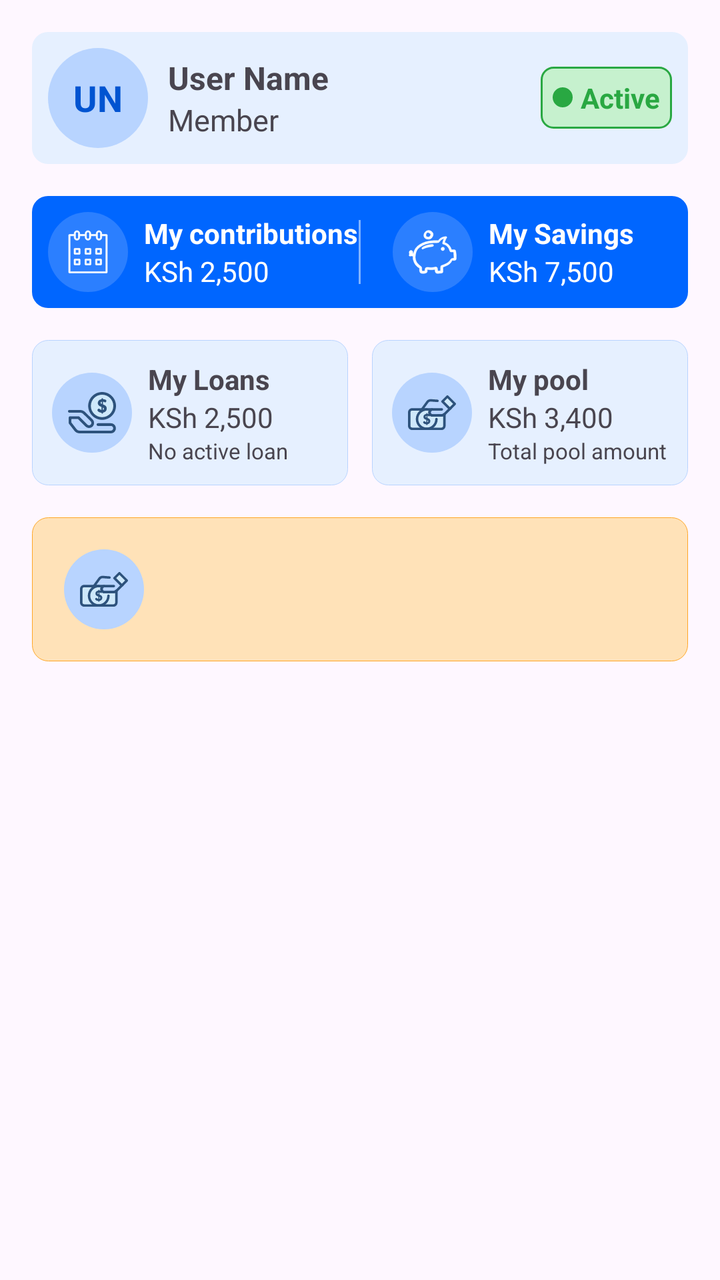
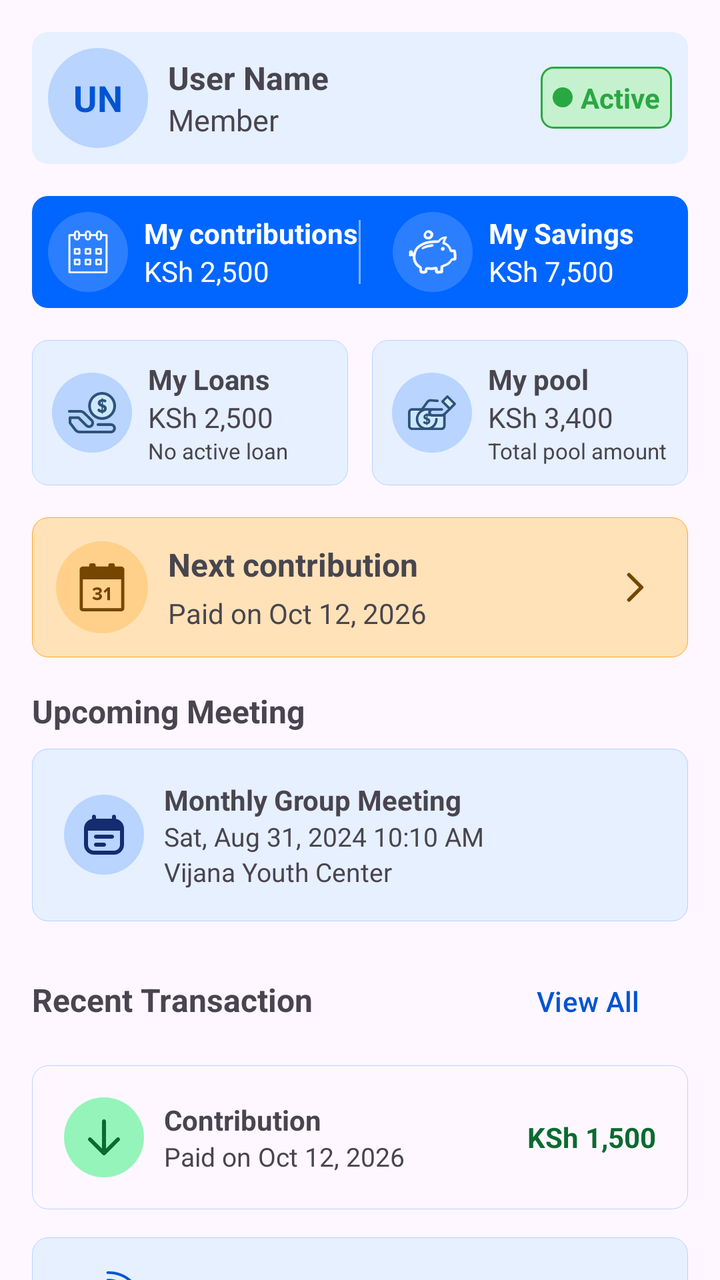

Compare the two renders of this Android layout. The source of the first and the diff that turns it into the second are given below.
<!-- AndroidManifest.xml: application theme Theme.ChamaHub -->
<!-- res/layout/activity_main.xml -->
<?xml version="1.0" encoding="utf-8"?>
<androidx.constraintlayout.widget.ConstraintLayout
    xmlns:android="http://schemas.android.com/apk/res/android"
    xmlns:app="http://schemas.android.com/apk/res-auto"
    xmlns:tools="http://schemas.android.com/tools"
    android:id="@+id/main"
    android:layout_width="match_parent"
    android:layout_height="match_parent"
    tools:context=".MainActivity">

    <LinearLayout
        android:id="@+id/header"
        android:layout_width="0dp"
        android:layout_height="wrap_content"
        android:orientation="horizontal"
        android:gravity="center_vertical"
        android:layout_margin="16dp"
        android:padding="8dp"
        android:background="@drawable/header_border"
        android:baselineAligned="false"
        app:layout_constraintTop_toTopOf="parent"
        app:layout_constraintBottom_toTopOf="@id/banner"
        app:layout_constraintStart_toStartOf="parent"
        app:layout_constraintEnd_toEndOf="parent">

        <LinearLayout
            android:id="@+id/name_icon"
            android:layout_width="50dp"
            android:layout_height="50dp"
            android:orientation="vertical"
            android:background="@drawable/name_badge"
            android:gravity="center">

            <TextView
                android:id="@+id/name_initials"
                android:layout_width="wrap_content"
                android:layout_height="wrap_content"
                android:text="@string/initials"
                android:textStyle="bold"
                android:textSize="18sp"
                android:textColor="@color/initials" />

        </LinearLayout>
        <LinearLayout
            android:id="@+id/identity"
            android:layout_width="0dp"
            android:layout_height="wrap_content"
            android:layout_weight="1"
            android:orientation="vertical"
            android:layout_marginStart="10dp">

            <TextView
                android:id="@+id/name"
                android:layout_width="wrap_content"
                android:layout_height="wrap_content"
                android:text="@string/username"
                android:textStyle="bold"
                android:textSize="16sp" />

            <TextView
                android:id="@+id/position"
                android:layout_width="wrap_content"
                android:layout_height="wrap_content"
                android:text="@string/member"
                android:textSize="15sp" />

        </LinearLayout>
        <LinearLayout
            android:id="@+id/active_inactive"
            android:layout_width="wrap_content"
            android:layout_height="wrap_content"
            android:background="@drawable/active"
            android:orientation="horizontal"
            android:gravity="center"
            android:padding="6dp">

            <LinearLayout
                android:id="@+id/status_badge"
                android:layout_width="10dp"
                android:layout_height="10dp"
                android:background="@drawable/status"
                android:orientation="horizontal"/>

            <TextView
                android:id="@+id/status"
                android:layout_width="wrap_content"
                android:layout_height="wrap_content"
                android:layout_marginStart="4dp"
                android:text="@string/active"
                android:textColor="@color/active_border"
                android:textStyle="bold" />

        </LinearLayout>

    </LinearLayout>

    <LinearLayout
        android:id="@+id/banner"
        android:layout_width="0dp"
        android:layout_height="wrap_content"
        android:orientation="horizontal"
        android:gravity="center_vertical"
        android:layout_margin="16dp"
        android:padding="8dp"
        android:background="@drawable/banner"
        app:layout_constraintTop_toBottomOf="@id/header"
        app:layout_constraintStart_toStartOf="parent"
        app:layout_constraintEnd_toEndOf="parent">

        <LinearLayout
            android:id="@+id/my_contributions"
            android:layout_width="0dp"
            android:layout_height="wrap_content"
            android:layout_weight="1"
            android:orientation="horizontal"
            android:gravity="center_vertical|start">

            <LinearLayout
                android:layout_width="40dp"
                android:layout_height="40dp"
                android:orientation="horizontal"
                android:gravity="center"
                android:background="@drawable/icon">

                <ImageView
                    android:layout_width="24dp"
                    android:layout_height="24dp"
                    android:src="@drawable/calender" />
            </LinearLayout>

            <LinearLayout
                android:layout_width="wrap_content"
                android:layout_height="wrap_content"
                android:layout_marginStart="8dp"
                android:orientation="vertical">

                <TextView
                    android:layout_width="wrap_content"
                    android:layout_height="wrap_content"
                    android:text="@string/my_contribution"
                    android:textColor="#FFFFFF"
                    android:textStyle="bold" />

                <TextView
                    android:id="@+id/contributions"
                    android:layout_width="wrap_content"
                    android:layout_height="wrap_content"
                    android:text="@string/amount"
                    android:textColor="#FFFFFF" />
            </LinearLayout>
        </LinearLayout>

        <View
            android:layout_width="1dp"
            android:layout_height="match_parent"
            android:layout_marginVertical="4dp"
            android:background="#80FFFFFF" />

        <LinearLayout
            android:id="@+id/my_savings"
            android:layout_width="0dp"
            android:layout_height="wrap_content"
            android:layout_weight="1"
            android:orientation="horizontal"
            android:gravity="center_vertical|start"
            android:paddingStart="16dp"
            android:paddingEnd="16dp">

            <LinearLayout
                android:layout_width="40dp"
                android:layout_height="40dp"
                android:orientation="horizontal"
                android:gravity="center"
                android:background="@drawable/icon">

                <ImageView
                    android:layout_width="24dp"
                    android:layout_height="24dp"
                    android:src="@drawable/savings" />
            </LinearLayout>

            <LinearLayout
                android:layout_width="wrap_content"
                android:layout_height="wrap_content"
                android:layout_marginStart="8dp"
                android:orientation="vertical">

                <TextView
                    android:layout_width="wrap_content"
                    android:layout_height="wrap_content"
                    android:text="@string/my_saving"
                    android:textColor="#FFFFFF"
                    android:textStyle="bold" />

                <TextView
                    android:id="@+id/savings"
                    android:layout_width="wrap_content"
                    android:layout_height="wrap_content"
                    android:text="@string/savings_amount"
                    android:textColor="#FFFFFF" />
            </LinearLayout>
        </LinearLayout>

    </LinearLayout>

    <LinearLayout
        android:id="@+id/banner_1"
        android:layout_width="0dp"
        android:layout_height="wrap_content"
        android:orientation="horizontal"
        android:gravity="center_vertical"
        android:layout_marginStart="16dp"
        android:layout_marginEnd="16dp"
        android:layout_marginTop="16dp"
        android:weightSum="2"
        app:layout_constraintStart_toStartOf="parent"
        app:layout_constraintEnd_toEndOf="parent"
        app:layout_constraintTop_toBottomOf="@id/banner">

        <LinearLayout
            android:id="@+id/savings_card"
            android:layout_width="0dp"
            android:layout_height="wrap_content"
            android:layout_weight="1"
            android:orientation="horizontal"
            android:gravity="center_vertical"
            android:background="@drawable/background"
            android:padding="10dp"
            android:layout_marginEnd="6dp">

            <FrameLayout
                android:layout_width="40dp"
                android:layout_height="40dp"
                android:background="@drawable/banner_icon">

                <ImageView
                    android:layout_width="24dp"
                    android:layout_height="24dp"
                    android:layout_gravity="center"
                    android:src="@drawable/loan"
                    android:contentDescription="Savings icon" />

            </FrameLayout>

            <LinearLayout
                android:layout_width="0dp"
                android:layout_height="wrap_content"
                android:layout_weight="1"
                android:orientation="vertical"
                android:gravity="center_vertical"
                android:paddingStart="8dp">

                <TextView
                    android:layout_width="match_parent"
                    android:layout_height="wrap_content"
                    android:text="@string/my_loans"
                    android:textStyle="bold"
                    android:textSize="14sp"
                    android:maxLines="1"
                    android:ellipsize="end" />

                <TextView
                    android:id="@+id/loan_amount"
                    android:layout_width="match_parent"
                    android:layout_height="wrap_content"
                    android:text="@string/loan_amount"
                    android:textSize="14sp"
                    android:maxLines="1"
                    android:ellipsize="end" />

                <TextView
                    android:layout_width="match_parent"
                    android:layout_height="wrap_content"
                    android:text="@string/loan_desc"
                    android:textSize="11sp"
                    android:maxLines="2"
                    android:ellipsize="end" />

            </LinearLayout>

        </LinearLayout>

        <LinearLayout
            android:id="@+id/welfare_card"
            android:layout_width="0dp"
            android:layout_height="wrap_content"
            android:layout_weight="1"
            android:orientation="horizontal"
            android:gravity="center_vertical"
            android:background="@drawable/background"
            android:padding="10dp"
            android:layout_marginStart="6dp">

            <FrameLayout
                android:layout_width="40dp"
                android:layout_height="40dp"
                android:background="@drawable/banner_icon">

                <ImageView
                    android:layout_width="24dp"
                    android:layout_height="24dp"
                    android:layout_gravity="center"
                    android:src="@drawable/pool"
                    android:contentDescription="Welfare icon" />

            </FrameLayout>

            <LinearLayout
                android:layout_width="0dp"
                android:layout_height="wrap_content"
                android:layout_weight="1"
                android:orientation="vertical"
                android:gravity="center_vertical"
                android:paddingStart="8dp">

                <TextView
                    android:layout_width="match_parent"
                    android:layout_height="wrap_content"
                    android:text="@string/my_pool"
                    android:textStyle="bold"
                    android:textSize="14sp"
                    android:maxLines="1"
                    android:ellipsize="end" />

                <TextView
                    android:id="@+id/welfare_amount"
                    android:layout_width="match_parent"
                    android:layout_height="wrap_content"
                    android:text="@string/pool_amount"
                    android:textSize="14sp"
                    android:maxLines="1"
                    android:ellipsize="end" />

                <TextView
                    android:layout_width="match_parent"
                    android:layout_height="wrap_content"
                    android:text="@string/pool_desc"
                    android:textSize="11sp"
                    android:maxLines="2"
                    android:ellipsize="end" />

            </LinearLayout>

        </LinearLayout>

    </LinearLayout>

    <LinearLayout
        android:id="@+id/banner_2"
        android:layout_width="0dp"
        android:layout_height="wrap_content"
        android:orientation="horizontal"
        android:gravity="center_vertical"
        android:layout_marginStart="16dp"
        android:layout_marginEnd="16dp"
        android:layout_marginTop="16dp"
        android:weightSum="2"
        android:background="@drawable/background_1"
        app:layout_constraintStart_toStartOf="parent"
        app:layout_constraintEnd_toEndOf="parent"
        app:layout_constraintTop_toBottomOf="@id/banner_1">

        <FrameLayout
            android:layout_width="40dp"
            android:layout_height="40dp"
            android:background="@drawable/banner_icon">

            <ImageView
                android:layout_width="24dp"
                android:layout_height="24dp"
                android:layout_gravity="center"
                android:src="@drawable/pool"
                android:contentDescription="Welfare icon" />

        </FrameLayout>

    </LinearLayout>

</androidx.constraintlayout.widget.ConstraintLayout>
<!-- resources referenced by this layout -->
<resources>
  <!-- drawable banner (drawable) -->
  <?xml version="1.0" encoding="utf-8"?>
  <shape
      xmlns:android="http://schemas.android.com/apk/res/android"
      android:shape="rectangle">
      <solid android:color="#0066FF" />
      <corners android:radius="8dp" />
  </shape>
  <!-- unchanged entries left out for length: 32 -->
</resources>

<!-- the commit's change to res/layout/activity_main.xml (unified diff, before → after) -->
@@ -354,11 +354,92 @@
         android:layout_marginStart="16dp"
         android:layout_marginEnd="16dp"
         android:layout_marginTop="16dp"
-        android:weightSum="2"
+        android:padding="12dp"
         android:background="@drawable/background_1"
         app:layout_constraintStart_toStartOf="parent"
         app:layout_constraintEnd_toEndOf="parent"
         app:layout_constraintTop_toBottomOf="@id/banner_1">
+
+        <FrameLayout
+            android:layout_width="46dp"
+            android:layout_height="46dp"
+            android:background="@drawable/icon_2">
+
+            <ImageView
+                android:layout_width="24dp"
+                android:layout_height="24dp"
+                android:layout_gravity="center"
+                android:src="@drawable/date"
+                android:contentDescription="Welfare icon" />
+
+        </FrameLayout>
+
+        <LinearLayout
+            android:layout_width="0dp"
+            android:layout_height="wrap_content"
+            android:layout_weight="1"
+            android:orientation="vertical"
+            android:layout_marginStart="10dp"
+            android:layout_marginEnd="10dp">
+
+            <TextView
+                android:layout_width="wrap_content"
+                android:layout_height="wrap_content"
+                android:text="@string/next_contribution"
+                android:textSize="16sp"
+                android:textStyle="bold" />
+
+            <TextView
+                android:layout_width="wrap_content"
+                android:layout_height="wrap_content"
+                android:text="@string/contribution_date"
+                android:layout_marginTop="4dp" />
+
+        </LinearLayout>
+
+        <ImageView
+            android:layout_width="30dp"
+            android:layout_height="30dp"
+            android:src="@drawable/right"
+            android:contentDescription="View contribution details" />
+
+    </LinearLayout>
+
+    <LinearLayout
+        android:id="@+id/banner_3"
+        android:layout_width="0dp"
+        android:layout_height="wrap_content"
+        android:layout_marginStart="16dp"
+        android:layout_marginEnd="16dp"
+        android:layout_marginTop="16dp"
+        android:orientation="horizontal"
+        app:layout_constraintStart_toStartOf="parent"
+        app:layout_constraintEnd_toEndOf="parent"
+        app:layout_constraintTop_toBottomOf="@id/banner_2">
+
+        <TextView
+            android:layout_width="wrap_content"
+            android:layout_height="wrap_content"
+            android:text="@string/up_coming"
+            android:textStyle="bold"
+            android:textSize="16sp"/>
+
+    </LinearLayout>
+
+    <LinearLayout
+        android:id="@+id/banner_4"
+        android:layout_width="match_parent"
+        android:layout_height="wrap_content"
+        android:layout_marginStart="16dp"
+        android:layout_marginEnd="16dp"
+        android:layout_marginTop="8dp"
+        android:padding="16dp"
+        android:orientation="horizontal"
+        android:gravity="center_vertical"
+        android:background="@drawable/background"
+        app:layout_constraintStart_toStartOf="parent"
+        app:layout_constraintEnd_toEndOf="parent"
+        app:layout_constraintTop_toBottomOf="@id/banner_3">
 
         <FrameLayout
             android:layout_width="40dp"
@@ -369,11 +450,238 @@
                 android:layout_width="24dp"
                 android:layout_height="24dp"
                 android:layout_gravity="center"
-                android:src="@drawable/pool"
-                android:contentDescription="Welfare icon" />
+                android:src="@drawable/event"
+                android:contentDescription="Savings icon" />
 
         </FrameLayout>
 
+        <LinearLayout
+            android:layout_width="wrap_content"
+            android:layout_height="wrap_content"
+            android:orientation="vertical"
+            android:layout_marginStart="10dp"
+            android:layout_marginEnd="10dp">
+
+            <TextView
+                android:layout_width="wrap_content"
+                android:layout_height="wrap_content"
+                android:text="@string/description_1" />
+
+            <TextView
+                android:layout_width="wrap_content"
+                android:layout_height="wrap_content"
+                android:text="@string/meeting_date"
+                android:textSize="13sp" />
+
+            <TextView
+                android:layout_width="wrap_content"
+                android:layout_height="wrap_content"
+                android:text="@string/location"
+                android:textSize="13sp" />
+
+        </LinearLayout>
+
+    </LinearLayout>
+
+    <LinearLayout
+        android:id="@+id/banner_4"
+        android:layout_width="match_parent"
+        android:layout_height="wrap_content"
+        android:layout_marginStart="16dp"
+        android:layout_marginEnd="16dp"
+        android:layout_marginTop="8dp"
+        android:padding="16dp"
+        android:orientation="horizontal"
+        android:gravity="center_vertical"
+        android:background="@drawable/background"
+        app:layout_constraintStart_toStartOf="parent"
+        app:layout_constraintEnd_toEndOf="parent"
+        app:layout_constraintTop_toBottomOf="@id/banner_3">
+
+        <FrameLayout
+            android:layout_width="40dp"
+            android:layout_height="40dp"
+            android:background="@drawable/banner_icon">
+
+            <ImageView
+                android:layout_width="24dp"
+                android:layout_height="24dp"
+                android:layout_gravity="center"
+                android:src="@drawable/event"
+                android:contentDescription="Savings icon" />
+
+        </FrameLayout>
+
+        <LinearLayout
+            android:layout_width="wrap_content"
+            android:layout_height="wrap_content"
+            android:orientation="vertical"
+            android:layout_marginStart="10dp"
+            android:layout_marginEnd="10dp">
+
+            <TextView
+                android:layout_width="wrap_content"
+                android:layout_height="wrap_content"
+                android:text="@string/description_1"
+                android:textStyle="bold"/>
+
+            <TextView
+                android:layout_width="wrap_content"
+                android:layout_height="wrap_content"
+                android:text="@string/meeting_date"
+                android:textSize="13sp" />
+
+            <TextView
+                android:layout_width="wrap_content"
+                android:layout_height="wrap_content"
+                android:text="@string/location"
+                android:textSize="13sp" />
+
+        </LinearLayout>
+
+    </LinearLayout>
+
+    <LinearLayout
+        android:id="@+id/banner_5"
+        android:layout_width="0dp"
+        android:layout_height="wrap_content"
+        android:layout_marginStart="16dp"
+        android:layout_marginEnd="16dp"
+        android:layout_marginTop="16dp"
+        android:orientation="horizontal"
+        app:layout_constraintStart_toStartOf="parent"
+        app:layout_constraintEnd_toEndOf="parent"
+        app:layout_constraintTop_toBottomOf="@id/banner_4">
+
+        <TextView
+            android:layout_width="wrap_content"
+            android:layout_height="wrap_content"
+            android:text="@string/transactions"
+            android:textStyle="bold"
+            android:textSize="16sp"
+            android:layout_weight="1"/>
+
+        <Button
+            android:id="@+id/view_all"
+            android:layout_width="wrap_content"
+            android:layout_height="wrap_content"
+            android:background="#0000"
+            android:text="@string/view_all"
+            android:textColor="@color/initials"/>
+
+    </LinearLayout>
+
+    <LinearLayout
+        android:id="@+id/banner_6"
+        android:layout_width="0dp"
+        android:layout_height="wrap_content"
+        android:layout_marginStart="16dp"
+        android:layout_marginEnd="16dp"
+        android:layout_marginTop="8dp"
+        android:padding="16dp"
+        android:orientation="horizontal"
+        android:gravity="center_vertical"
+        android:background="@drawable/background_2"
+        app:layout_constraintStart_toStartOf="parent"
+        app:layout_constraintEnd_toEndOf="parent"
+        app:layout_constraintTop_toBottomOf="@id/banner_5">
+
+        <FrameLayout
+            android:layout_width="40dp"
+            android:layout_height="40dp"
+            android:background="@drawable/banner_icon_1">
+
+            <ImageView
+                android:layout_width="24dp"
+                android:layout_height="24dp"
+                android:layout_gravity="center"
+                android:src="@drawable/down"
+                android:contentDescription="Savings icon" />
+
+        </FrameLayout>
+
+        <LinearLayout
+            android:layout_width="wrap_content"
+            android:layout_height="wrap_content"
+            android:orientation="vertical"
+            android:layout_weight="1"
+            android:layout_marginStart="10dp"
+            android:layout_marginEnd="10dp">
+
+            <TextView
+                android:layout_width="wrap_content"
+                android:layout_height="wrap_content"
+                android:text="@string/contribution"
+                android:textStyle="bold"/>
+
+            <TextView
+                android:layout_width="wrap_content"
+                android:layout_height="wrap_content"
+                android:text="@string/contribution_date"
+                android:textSize="13sp" />
+
+        </LinearLayout>
+
+        <TextView
+            android:layout_width="wrap_content"
+            android:layout_height="wrap_content"
+            android:text="@string/contribution_amount"
+            android:textSize="14sp"
+            android:textStyle="bold"
+            android:textColor="#0B6A30"/>
+
+    </LinearLayout>
+
+    <LinearLayout
+        android:id="@+id/banner_7"
+        android:layout_width="0dp"
+        android:layout_height="wrap_content"
+        android:layout_marginStart="16dp"
+        android:layout_marginEnd="16dp"
+        android:layout_marginTop="14dp"
+        android:padding="16dp"
+        android:orientation="horizontal"
+        android:gravity="center_vertical"
+        android:background="@drawable/background"
+        app:layout_constraintStart_toStartOf="parent"
+        app:layout_constraintEnd_toEndOf="parent"
+        app:layout_constraintTop_toBottomOf="@id/banner_6">
+
+        <FrameLayout
+            android:layout_width="40dp"
+            android:layout_height="40dp">
+
+            <ImageView
+                android:layout_width="38dp"
+                android:layout_height="38dp"
+                android:layout_gravity="center"
+                android:src="@drawable/megaphone"
+                android:contentDescription="Savings icon" />
+
+        </FrameLayout>
+
+        <LinearLayout
+            android:layout_width="wrap_content"
+            android:layout_height="wrap_content"
+            android:orientation="vertical"
+            android:layout_weight="1"
+            android:layout_marginStart="10dp"
+            android:layout_marginEnd="10dp">
+
+            <TextView
+                android:layout_width="wrap_content"
+                android:layout_height="wrap_content"
+                android:text="@string/group_announcements"
+                android:textStyle="bold"/>
+
+            <TextView
+                android:layout_width="wrap_content"
+                android:layout_height="wrap_content"
+                android:text="@string/contribution_date"
+                android:textSize="13sp" />
+
+        </LinearLayout>
+
     </LinearLayout>
 
 </androidx.constraintlayout.widget.ConstraintLayout>
<!-- resource entries referenced after the edit -->
@@ -1,5 +1,17 @@
 <!-- resources referenced by this layout -->
 <resources>
+  <!-- drawable background_2 (drawable) -->
+  <?xml version="1.0" encoding="utf-8"?>
+  <shape
+      xmlns:android="http://schemas.android.com/apk/res/android"
+      android:shape="rectangle">
+  
+      <stroke
+          android:width="1px"
+          android:color="#B8D4FF"/>
+      <corners
+          android:radius="8dp"/>
+  </shape>
   <!-- drawable banner (drawable) -->
   <?xml version="1.0" encoding="utf-8"?>
   <shape
@@ -7,7 +19,92 @@
       android:shape="rectangle">
       <solid android:color="#0066FF" />
       <corners android:radius="8dp" />
+      <padding
+          android:top="16dp"
+          android:bottom="16dp"
+          android:left="16dp"
+          android:right="16dp"/>
   </shape>
+  <!-- drawable banner_icon_1 (drawable) -->
+  <?xml version="1.0" encoding="utf-8"?>
+  <shape
+      xmlns:android="http://schemas.android.com/apk/res/android"
+      android:shape="oval">
+      <solid
+          android:color="#95F4B9"/>
+  </shape>
+  <!-- drawable date (drawable) -->
+  <vector xmlns:android="http://schemas.android.com/apk/res/android"
+      android:width="800dp"
+      android:height="800dp"
+      android:viewportWidth="15"
+      android:viewportHeight="15">
+    <path
+        android:pathData="M0.5,2.007C0.5,1.451 0.95,1 1.507,1L13.493,1C14.049,1 14.5,1.45 14.5,2.007L14.5,13.993C14.5,14.549 14.05,15 13.493,15L1.507,15C0.951,15 0.5,14.55 0.5,13.993L0.5,2.007ZM1.5,5L13.5,5L13.5,14L1.5,14L1.5,5ZM10,11.5L10,7.5L9.257,7.5L8,8.765L8.485,9.275L9.15,8.597L9.15,11.5L10,11.5ZM6,11.5C6.913,11.5 7.5,11.03 7.5,10.362C7.5,9.782 6.998,9.474 6.61,9.433C7.032,9.358 7.443,9.038 7.443,8.551C7.443,7.906 6.895,7.5 6.006,7.5C5.338,7.5 4.859,7.761 4.551,8.115L4.956,8.632C5.224,8.371 5.555,8.231 5.926,8.231C6.319,8.231 6.633,8.382 6.633,8.69C6.633,8.975 6.348,9.102 5.926,9.102C5.783,9.102 5.521,9.102 5.452,9.097L5.452,9.84C5.51,9.834 5.766,9.828 5.926,9.828C6.456,9.828 6.69,9.967 6.69,10.275C6.69,10.565 6.433,10.769 5.971,10.769C5.601,10.769 5.184,10.606 4.928,10.327L4.5,10.879C4.779,11.227 5.304,11.5 6,11.5ZM3.5,0.5C3.5,0.224 3.714,0 4.005,0L4.995,0C5.274,0 5.5,0.232 5.5,0.5L5.5,1L3.5,1L3.5,0.5ZM9.5,0.5C9.5,0.224 9.714,0 10.005,0L10.995,0C11.274,0 11.5,0.232 11.5,0.5L11.5,1L9.5,1L9.5,0.5Z"
+        android:fillColor="#754600"
+        android:fillType="evenOdd"/>
+  </vector>
+  <!-- drawable down (drawable) -->
+  <vector xmlns:android="http://schemas.android.com/apk/res/android"
+      android:width="800dp"
+      android:height="800dp"
+      android:viewportWidth="24"
+      android:viewportHeight="24">
+    <path
+        android:pathData="M12,3C12.552,3 13,3.448 13,4V17.586L18.293,12.293C18.683,11.902 19.317,11.902 19.707,12.293C20.098,12.683 20.098,13.317 19.707,13.707L12.707,20.707C12.317,21.098 11.683,21.098 11.293,20.707L4.293,13.707C3.902,13.317 3.902,12.683 4.293,12.293C4.683,11.902 5.317,11.902 5.707,12.293L11,17.586V4C11,3.448 11.448,3 12,3Z"
+        android:fillColor="#0b6a30"
+        android:fillType="evenOdd"/>
+  </vector>
+  <!-- drawable event (drawable) -->
+  <vector xmlns:android="http://schemas.android.com/apk/res/android"
+      android:width="800dp"
+      android:height="800dp"
+      android:viewportWidth="24"
+      android:viewportHeight="24">
+    <path
+        android:pathData="M8,12C7.448,12 7,12.448 7,13C7,13.552 7.448,14 8,14H16C16.552,14 17,13.552 17,13C17,12.448 16.552,12 16,12H8Z"
+        android:fillColor="#152C70"/>
+    <path
+        android:pathData="M7,17C7,16.448 7.448,16 8,16H12C12.552,16 13,16.448 13,17C13,17.552 12.552,18 12,18H8C7.448,18 7,17.552 7,17Z"
+        android:fillColor="#152C70"/>
+    <path
+        android:pathData="M7,2C7.552,2 8,2.448 8,3V4H16V3C16,2.448 16.448,2 17,2C17.552,2 18,2.448 18,3V4.1C20.282,4.563 22,6.581 22,9V17C22,19.761 19.761,22 17,22H7C4.239,22 2,19.761 2,17V9C2,6.581 3.718,4.563 6,4.1V3C6,2.448 6.448,2 7,2ZM20,10H4V17C4,18.657 5.343,20 7,20H17C18.657,20 20,18.657 20,17V10Z"
+        android:fillColor="#152C70"
+        android:fillType="evenOdd"/>
+  </vector>
+  <!-- drawable icon_2 (drawable) -->
+  <?xml version="1.0" encoding="utf-8"?>
+  <shape
+      xmlns:android="http://schemas.android.com/apk/res/android"
+      android:shape="oval">
+      <solid android:color="#FFD08A"/>
+  </shape>
+  <!-- drawable megaphone: vector/xml drawable (drawable, 3299 chars, omitted) -->
+  <!-- drawable right (drawable) -->
+  <vector xmlns:android="http://schemas.android.com/apk/res/android"
+      android:width="800dp"
+      android:height="800dp"
+      android:viewportWidth="24"
+      android:viewportHeight="24">
+    <path
+        android:pathData="M10,7L15,12L10,17"
+        android:strokeLineJoin="round"
+        android:strokeWidth="1.5"
+        android:fillColor="#00000000"
+        android:strokeColor="#754600"
+        android:strokeLineCap="round"/>
+  </vector>
+  <string name="contribution">Contribution</string>
+  <string name="contribution_amount">KSh 1,500</string>
+  <string name="contribution_date">KSh 1,500 due on Aug 30, 2026</string>
+  <string name="description_1">Monthly Group Meeting</string>
+  <string name="group_announcements">Group Announcements</string>
+  <string name="location">Vijana Youth Center</string>
+  <string name="meeting_date">Sat, Aug 31, 2024 10:10 AM</string>
+  <string name="next_contribution">Next contribution</string>
+  <string name="transactions">Recent Transaction</string>
+  <string name="up_coming">Upcoming Meeting</string>
+  <string name="view_all">View All</string>
   <!-- unchanged entries left out for length: 32 -->
 </resources>
 
